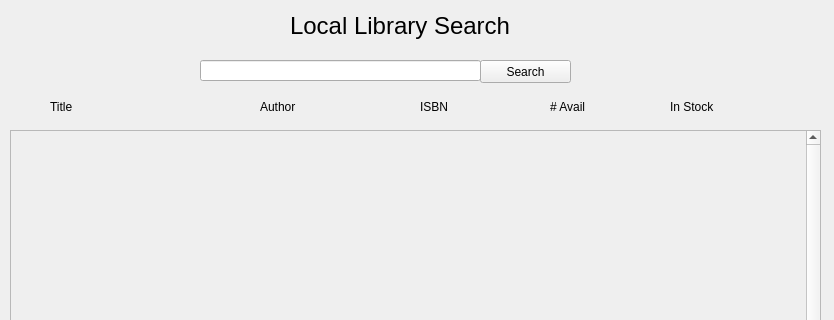
Qt form LibrarySystem/authorizedwindow.ui (josfire18/LibrarySystem) before a commit; both pictures show x 0 to 834 and y 0 to 320 of the 834 by 562 pixel window.
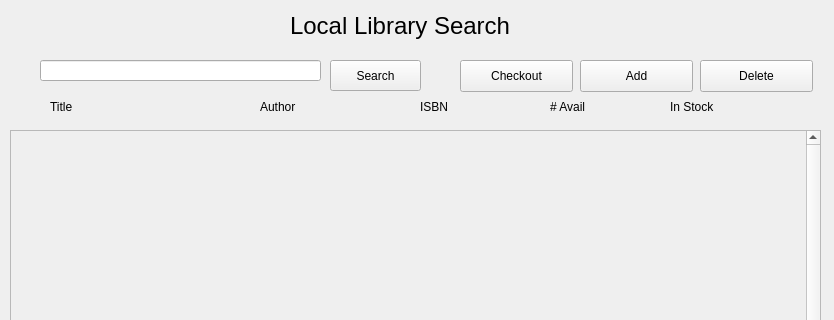
The same form after that commit.

Commit message: Initialized Branch

```diff
--- a/LibrarySystem/authorizedwindow.ui
+++ b/LibrarySystem/authorizedwindow.ui
@@ -29,10 +29,10 @@
   <widget class="QPushButton" name="btnSearch">
    <property name="geometry">
     <rect>
-     <x>480</x>
+     <x>330</x>
      <y>60</y>
      <width>91</width>
-     <height>23</height>
+     <height>31</height>
     </rect>
    </property>
    <property name="text">
@@ -68,7 +68,7 @@
   <widget class="QLineEdit" name="txtSearch">
    <property name="geometry">
     <rect>
-     <x>200</x>
+     <x>40</x>
      <y>60</y>
      <width>281</width>
      <height>21</height>
@@ -145,6 +145,45 @@
     </property>
    </widget>
   </widget>
+  <widget class="QPushButton" name="Add_Button">
+   <property name="geometry">
+    <rect>
+     <x>580</x>
+     <y>60</y>
+     <width>113</width>
+     <height>32</height>
+    </rect>
+   </property>
+   <property name="text">
+    <string>Add</string>
+   </property>
+  </widget>
+  <widget class="QPushButton" name="Delete_Button">
+   <property name="geometry">
+    <rect>
+     <x>700</x>
+     <y>60</y>
+     <width>113</width>
+     <height>32</height>
+    </rect>
+   </property>
+   <property name="text">
+    <string>Delete</string>
+   </property>
+  </widget>
+  <widget class="QPushButton" name="Checkout_Button">
+   <property name="geometry">
+    <rect>
+     <x>460</x>
+     <y>60</y>
+     <width>113</width>
+     <height>32</height>
+    </rect>
+   </property>
+   <property name="text">
+    <string>Checkout</string>
+   </property>
+  </widget>
  </widget>
  <resources/>
  <connections/>
```
The commit also changes 2 other files.
